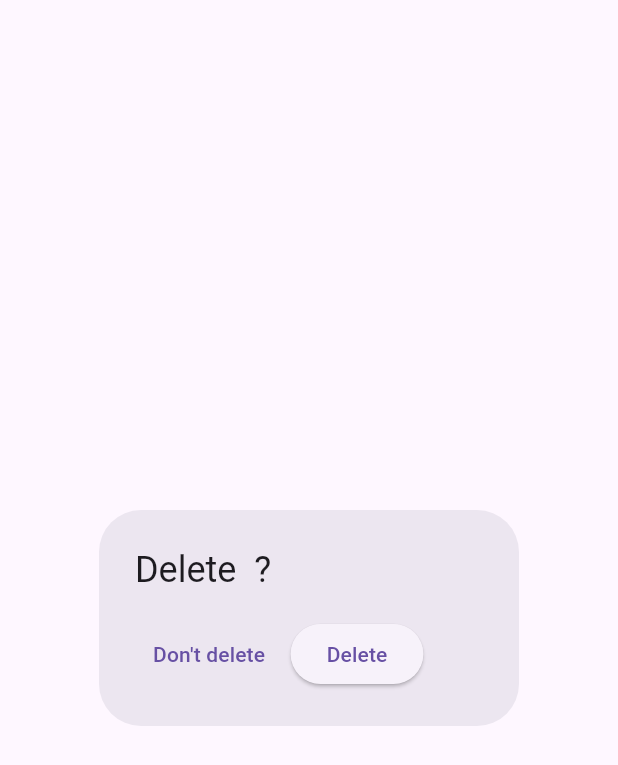
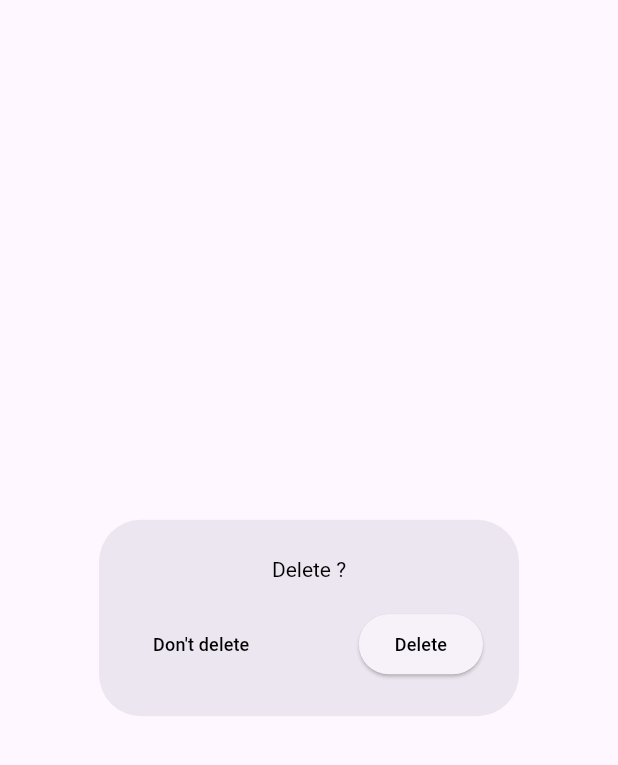
Before and after one commit to aamirk1/expense, a Flutter app: what confirmBox() shows on an empty page, opened directly with empty values, on a phone screen of 412 x 824 dp. Shown: the top 765 px of the screen. Run offline on Flutter 3.47's test engine with Material 3 defaults, Android fonts, the phone set to English and light mode, and no system bars; our stand-ins replace fl_chart, sqflite; accounts and stored records are empty.

Commit message:
update and add delete method

```diff
--- a/lib/widgets/expense_screen/confirm_box.dart
+++ b/lib/widgets/expense_screen/confirm_box.dart
@@ -16,14 +16,23 @@ class confirmBox extends StatelessWidget {
   Widget build(BuildContext context) {
     final provider = Provider.of<DatabaseProvider>(context, listen: false);
     return AlertDialog(
-          title: Text('Delete ${exp!.title} ?'),
+      title: Center(
+        child: Text(
+          'Delete ${exp!.title}?',
+          style: const TextStyle(color: Colors.black, fontSize: 14),
+        ),
+      ),
       content: Row(
+        mainAxisAlignment: MainAxisAlignment.spaceBetween,
         children: [
           TextButton(
             onPressed: () {
               Navigator.of(context).pop(false);
             },
-                child: const Text('Don\'t delete'),
+            child: const Text(
+              'Don\'t delete',
+              style: TextStyle(color: Colors.black, fontSize: 12),
+            ),
           ),
           const SizedBox(
             width: 5.0,
@@ -32,10 +41,12 @@ class confirmBox extends StatelessWidget {
               onPressed: () {
                 Navigator.of(context).pop(true);
 
-                    provider.deleteExpense(
-                        exp!.id, exp!.category, exp!.amount);
+                provider.deleteExpense(exp!.id, exp!.category, exp!.amount);
               },
-                  child: const Text('Delete'))
+              child: const Text(
+                'Delete',
+                style: TextStyle(color: Colors.black, fontSize: 12),
+              ))
         ],
       ),
     );
--- a/lib/widgets/expense_screen/expense_card.dart
+++ b/lib/widgets/expense_screen/expense_card.dart
@@ -15,6 +15,7 @@ class ExpenseCard extends StatelessWidget {
       key: ValueKey(exp!.id),
       confirmDismiss: (_) async {
         showDialog(context: context, builder: (_) => confirmBox(exp: exp));
+        return null;
       },
       child: ListTile(
         // onTap: () {
```
Lines whose indentation alone changed are shown as unchanged.
